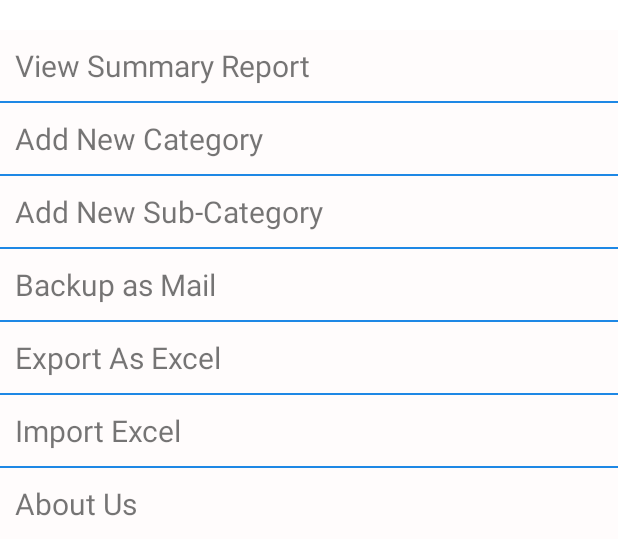
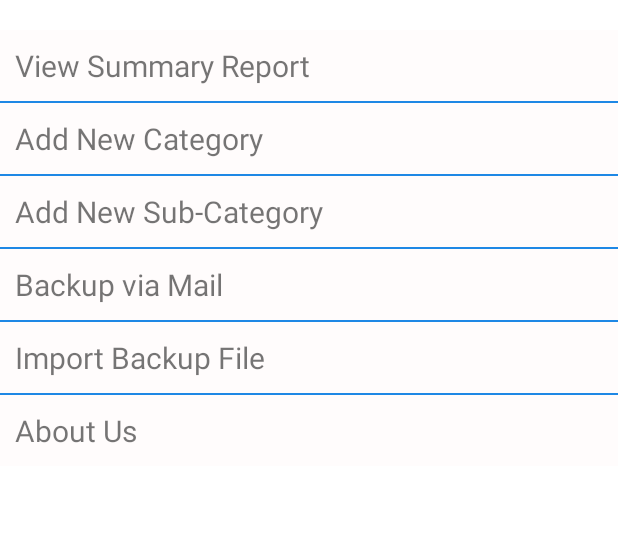
Before and after one commit to kaikeraut/SuSiShaa-DhanSaver, an Android app: the layout fragment_settings.xml on its own in the app's theme, with its tools: preview values and no code run, on a phone screen of 412 x 824 dp. Shown: the top 555 px of the screen. Run offline under Robolectric (Android 15) with nearby library versions, the phone set to English and light mode, and no system bars.

Commit message:
Import data file and update DB done

```diff
--- a/app/src/main/java/co/iin/susiddhi/sushishaa_dhansaver/setting/SettingsFragment.kt
+++ b/app/src/main/java/co/iin/susiddhi/sushishaa_dhansaver/setting/SettingsFragment.kt
@@ -60,15 +60,16 @@
         var textViewSummaryReport: TextView = requireView()?.findViewById(R.id.textViewSummaryReport)
         var textViewCategory: TextView = requireView()?.findViewById(R.id.textViewNewCategory)
         var textViewSubCategory: TextView = requireView()?.findViewById(R.id.textViewSubCategory)
-        var textViewExport: TextView = requireView()?.findViewById(R.id.textViewExport)
+        //var textViewExport: TextView = requireView()?.findViewById(R.id.textViewExport)
         var textViewImport: TextView = requireView()?.findViewById(R.id.textViewImport)
         var textViewBackup: TextView = requireView()?.findViewById(R.id.textViewBackupMail)
         var textViewAboutUs: TextView = requireView()?.findViewById(R.id.textViewAboutUs)
 
+
         textViewSummaryReport.setOnClickListener { replaceFragment(SummaryReportFragment()) }
         textViewCategory.setOnClickListener { replaceFragment(AddCategoryFragment()) }
         textViewSubCategory.setOnClickListener { replaceFragment(AddSubCategoryFragment()) }
-        textViewExport.setOnClickListener { replaceFragment(ExportFragment()) }
+        //textViewExport.setOnClickListener { replaceFragment(ExportFragment()) }
         textViewImport.setOnClickListener { replaceFragment(ImportFragment()) }
         textViewBackup.setOnClickListener { replaceFragment(BackupFragment()) }
         textViewAboutUs.setOnClickListener { replaceFragment(AboutUsFragment()) }
--- a/app/src/main/java/co/iin/susiddhi/sushishaa_dhansaver/ui/AddExpenseFragment.kt
+++ b/app/src/main/java/co/iin/susiddhi/sushishaa_dhansaver/ui/AddExpenseFragment.kt
@@ -283,6 +283,9 @@
                     editTextExpenseReason.text.clear()
                     essentialChkButton.isChecked = false
                     nonEssentialChkButton.isChecked = false
+                    essentialChkButton.isEnabled = true
+                    nonEssentialChkButton.isEnabled = true
+                    Toast.makeText(context, "Expense Added", Toast.LENGTH_SHORT).show()
                 }
             }
         }
--- a/app/src/main/res/layout/fragment_settings.xml
+++ b/app/src/main/res/layout/fragment_settings.xml
@@ -79,22 +79,6 @@
             android:background="#1E88E5" />
 
         <TextView
-            android:id="@+id/textViewExport"
-            android:layout_width="match_parent"
-            android:layout_height="wrap_content"
-            android:layout_marginStart="10dp"
-            android:paddingTop="10dp"
-            android:paddingBottom="10dp"
-            android:text="@string/menu_export"
-            android:textSize="20sp"
-            android:typeface="normal" />
-
-        <View
-            android:layout_width="match_parent"
-            android:layout_height="1dp"
-            android:background="#1E88E5" />
-
-        <TextView
             android:id="@+id/textViewImport"
             android:layout_width="match_parent"
             android:layout_height="wrap_content"
--- a/app/src/main/res/values/strings.xml
+++ b/app/src/main/res/values/strings.xml
@@ -7,9 +7,9 @@
     <string name="add_new_category">Add New Category</string>
     <string name="add_new_subcategory">Add New Sub-Category</string>
     <string name="add_expense_income">Add Expense/Income</string>
-    <string name="menu_import">Import Excel</string>
+    <string name="menu_import">Import Backup File</string>
     <string name="menu_export">Export As Excel</string>
-    <string name="menu_backup">Backup as Mail</string>
+    <string name="menu_backup">Backup via Mail</string>
     <string name="menu_about">About Us</string>
 
     <string name="dayNext">&#62;</string>
```
Also changed, not shown: app/src/main/java/co/iin/susiddhi/sushishaa_dhansaver/database/DataBaseHandler.kt (+20 -8 lines), app/src/main/java/co/iin/susiddhi/sushishaa_dhansaver/setting/ui/ImportFragment.kt (+88 -1 lines), app/src/main/res/layout/fragment_import.xml (+8 -4 lines).
